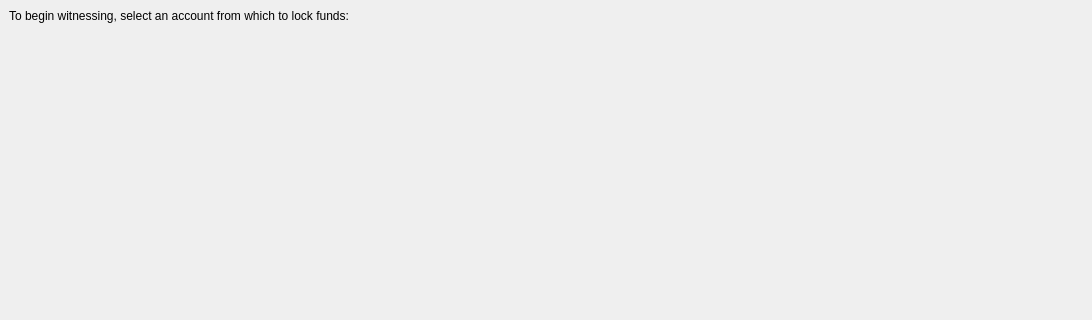
This is src/qt/_Gulden/forms/witnessdialog.ui in frozenflux3/munt-official as Qt 5 draws it before an edit; both pictures show x 0 to 1092 and y 0 to 320 of the 1092 by 579 pixel window. The edited form follows.
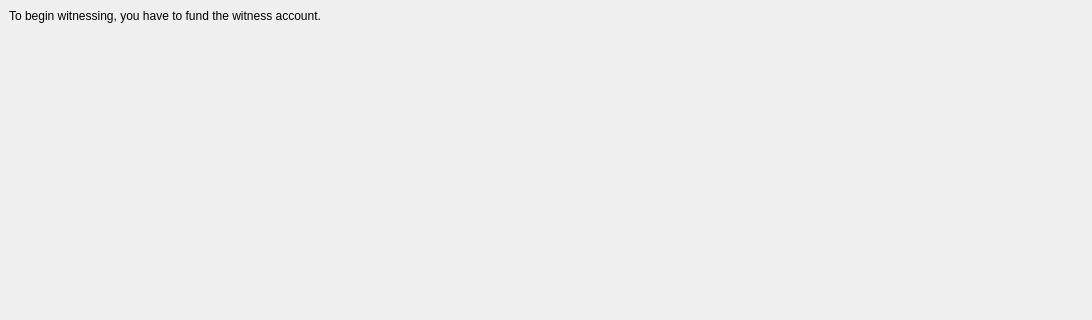
This is the edited form. The open tabs and pages were chosen to show the change. Custom widgets are drawn as their Qt base class.

Commit message: WIP Use same new method for initially funding witness as in refund and extend

Patch:
```diff
--- a/src/qt/_Gulden/forms/witnessdialog.ui
+++ b/src/qt/_Gulden/forms/witnessdialog.ui
@@ -72,7 +72,7 @@
              <item>
               <widget class="QLabel" name="labelEmptyWitnessAccount">
                <property name="text">
-                <string>To begin witnessing, select an account from which to lock funds:</string>
+                <string>To begin witnessing, you have to fund the witness account.</string>
                </property>
                <property name="alignment">
                 <set>Qt::AlignLeading|Qt::AlignLeft|Qt::AlignVCenter</set>
```
Left out of the diff: 5 changed lines with no effect on the pictures. The commit also changes 1 other file.
